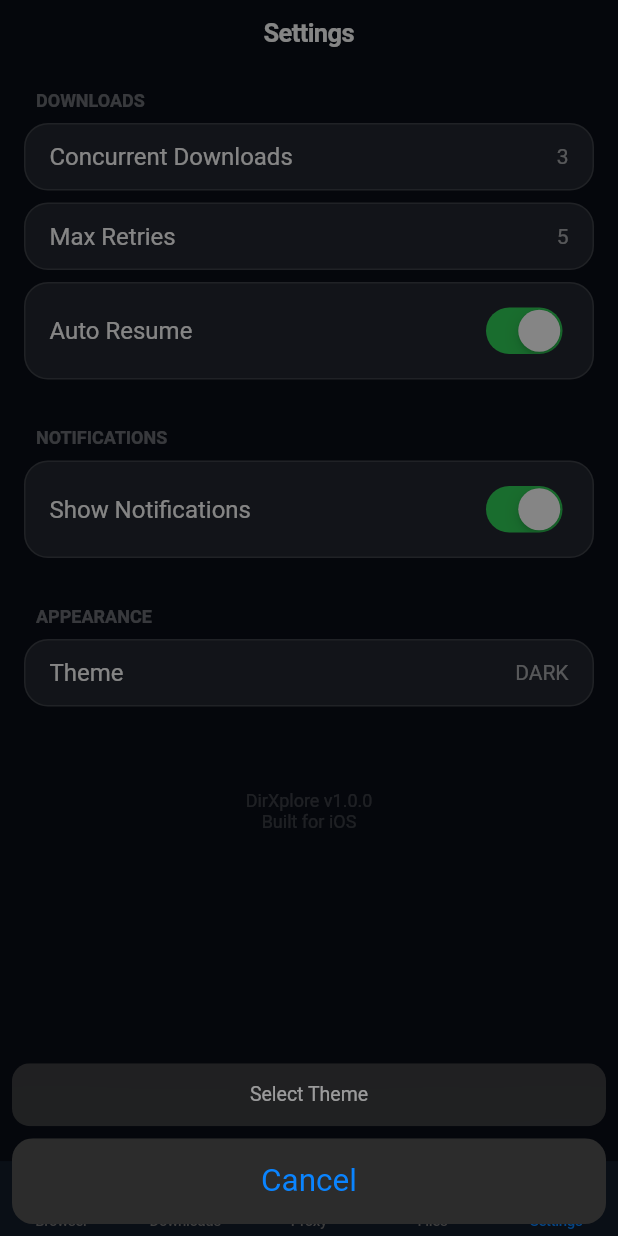
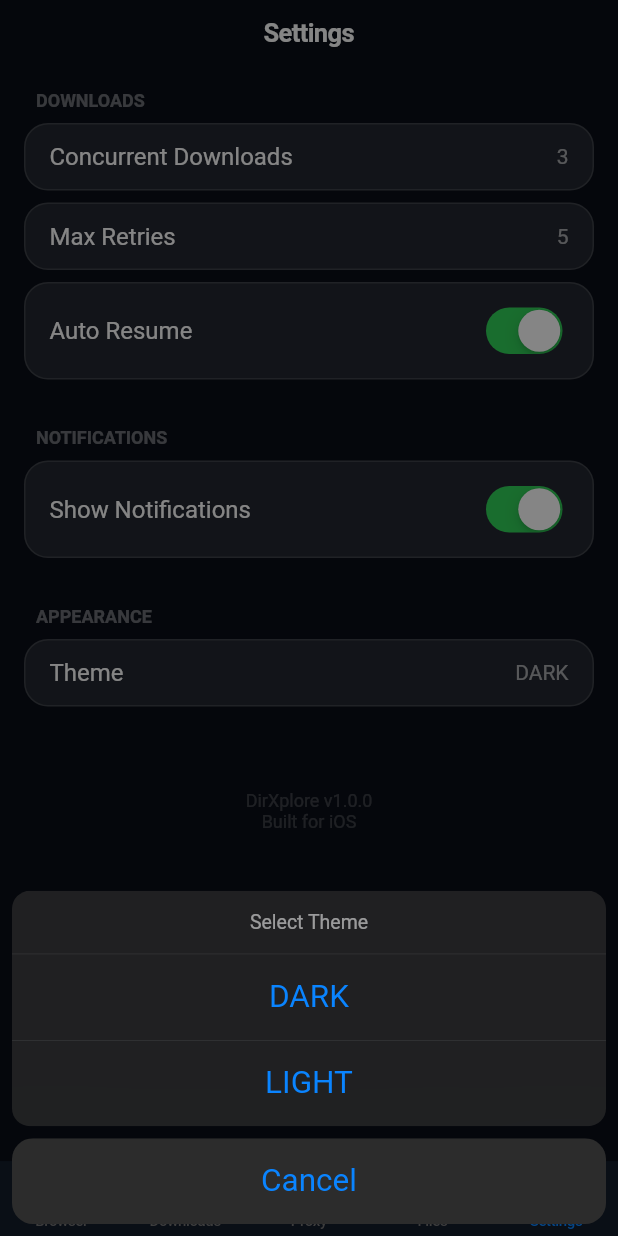
Before and after one commit to rakibshorkar2/dirxploreiphone, a Flutter app: the screen it shows after launch, item 5 of the bottom bar chosen, after a tap on "Theme", on a phone screen of 412 x 824 dp. Run offline on Flutter 3.47's test engine with Material 3 defaults, Android fonts, the phone set to English and light mode, and no system bars; our stand-ins replace dio, flutter_animate, flutter_local_notifications, flutter_riverpod, freezed_annotation, go_router and 3 more; network calls fail.

Commit message:
Fix invalid const usage and add app icon placeholder

```diff
--- a/lib/screens/browser/browser_item_tile.dart
+++ b/lib/screens/browser/browser_item_tile.dart
@@ -68,8 +68,8 @@ class BrowserItemTile extends ConsumerWidget {
   void _showDownloadAction(BuildContext context, WidgetRef ref) {
     showCupertinoModalPopup(
       context: context,
-      builder: (context) => const CupertinoActionSheet(
-        title: Text('Download \$item.name?'),
+      builder: (context) => CupertinoActionSheet(
+        title: Text('Download ${item.name}?'),
         actions: [
           CupertinoActionSheetAction(
             onPressed: () {
--- a/lib/screens/browser/browser_screen.dart
+++ b/lib/screens/browser/browser_screen.dart
@@ -57,13 +57,13 @@ class BrowserScreen extends ConsumerWidget {
                   );
                 },
                 loading: () => const Center(child: CupertinoActivityIndicator()),
-                error: (err, stack) => const Center(
+                error: (err, stack) => Center(
                   child: Column(
                     mainAxisAlignment: MainAxisAlignment.center,
                     children: [
                       const Icon(CupertinoIcons.exclamationmark_triangle, color: CupertinoColors.systemRed, size: 48),
                       const SizedBox(height: 16),
-                      Text('Error: \$err', textAlign: TextAlign.center),
+                      Text('Error: $err', textAlign: TextAlign.center),
                       CupertinoButton(
                         onPressed: () => ref.invalidate(directoryItemsProvider),
                         child: const Text('Retry'),
--- a/lib/screens/files/files_screen.dart
+++ b/lib/screens/files/files_screen.dart
@@ -85,8 +85,8 @@ class FilesScreen extends ConsumerWidget {
     final controller = TextEditingController();
     showCupertinoDialog(
       context: context,
-      builder: (context) => const CupertinoAlertDialog(
-        title: Text('New Folder'),
+      builder: (context) => CupertinoAlertDialog(
+        title: const Text('New Folder'),
         content: Padding(
           padding: const EdgeInsets.only(top: 12.0),
           child: CupertinoTextField(controller: controller, placeholder: 'Folder Name'),
--- a/lib/screens/proxy/proxy_screen.dart
+++ b/lib/screens/proxy/proxy_screen.dart
@@ -85,14 +85,14 @@ class ProxyScreen extends ConsumerWidget {
   void _showForm(BuildContext context, {ProxyConfig? proxy}) {
     showCupertinoModalPopup(
       context: context,
-      builder: (context) => const ProxyFormSheet(initialProxy: proxy),
+      builder: (context) => ProxyFormSheet(initialProxy: proxy),
     );
   }
 
   void _showActions(BuildContext context, WidgetRef ref, ProxyConfig proxy) {
     showCupertinoModalPopup(
       context: context,
-      builder: (context) => const CupertinoActionSheet(
+      builder: (context) => CupertinoActionSheet(
         actions: [
           CupertinoActionSheetAction(
             onPressed: () {
--- a/lib/screens/settings/settings_screen.dart
+++ b/lib/screens/settings/settings_screen.dart
@@ -126,8 +126,8 @@ class SettingsScreen extends ConsumerWidget {
     final themes = ['dark', 'light'];
     showCupertinoModalPopup(
       context: context,
-      builder: (context) => const CupertinoActionSheet(
-        title: Text('Select Theme'),
+      builder: (context) => CupertinoActionSheet(
+        title: const Text('Select Theme'),
         actions: themes.map((t) => CupertinoActionSheetAction(
           onPressed: () {
             ref.read(settingsProvider.notifier).updateSettings(settings.copyWith(themeMode: t));
```
Also changed, not shown: assets/icons/app_icon.png (added).
